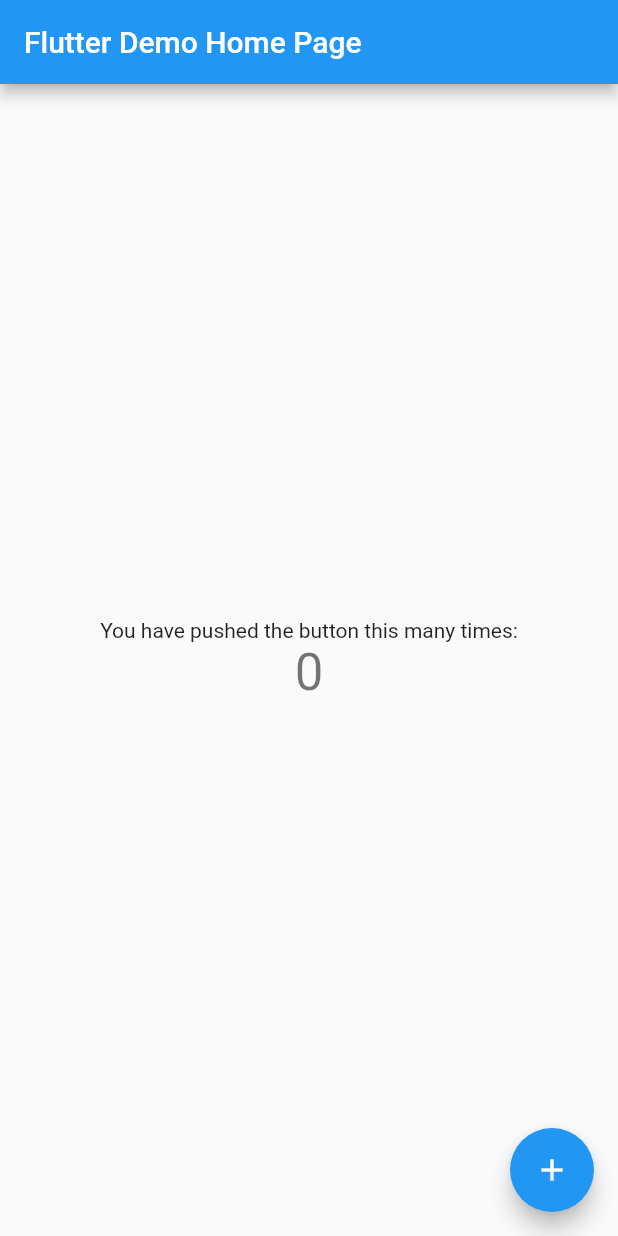
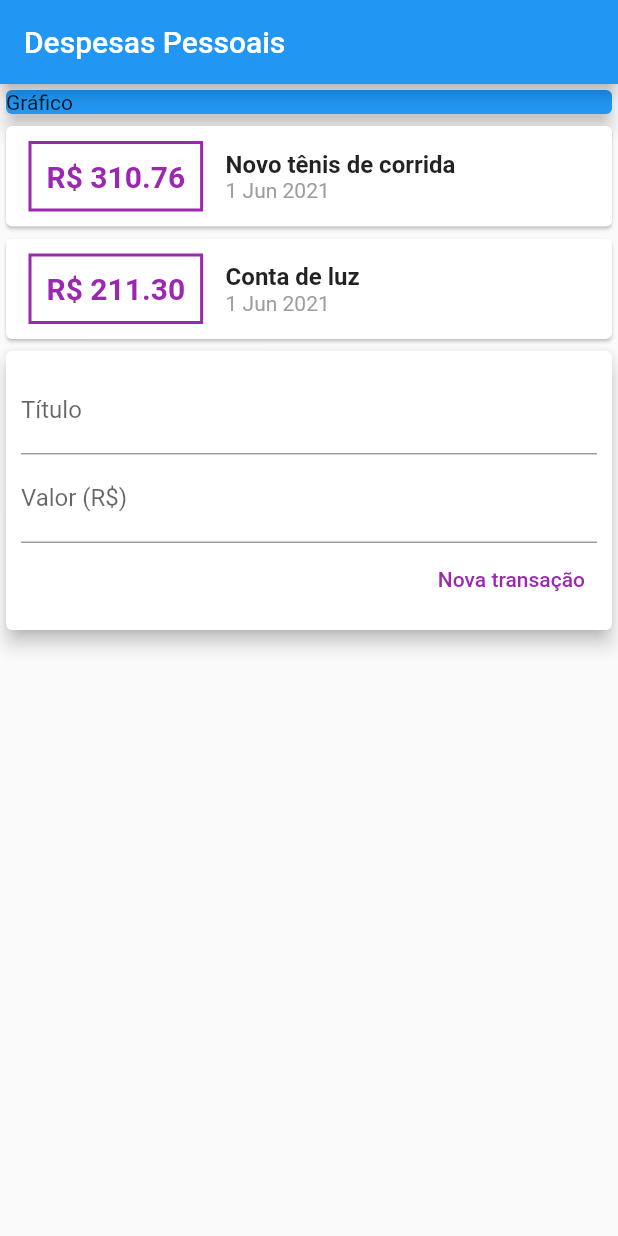
Before and after one commit to allexis096/flutter-expenses-app, a Flutter app: the screen it shows after launch, on a phone screen of 412 x 824 dp. Run offline on Flutter 3.47's test engine with Material 2 defaults, Android fonts, the phone set to English and light mode, and no system bars.

Commit message:
:sparkles: feat: update main.dart to receive some informations

```diff
--- a/lib/main.dart
+++ b/lib/main.dart
@@ -1,113 +1,131 @@
+import 'package:expenses/models/transaction.dart';
 import 'package:flutter/material.dart';
+import 'package:intl/intl.dart';
 
-void main() {
-  runApp(MyApp());
+main() => runApp(ExpensesApp());
+
+class ExpensesApp extends StatelessWidget {
+  @override
+  Widget build(BuildContext context) {
+    return MaterialApp(home: MyHomePage());
+  }
 }
 
-class MyApp extends StatelessWidget {
-  // This widget is the root of your application.
+class MyHomePage extends StatelessWidget {
+  final _transactions = [
+    Transaction(
+      id: 't1',
+      title: 'Novo tênis de corrida',
+      value: 310.76,
+      date: DateTime.now(),
+    ),
+    Transaction(
+      id: 't2',
+      title: 'Conta de luz',
+      value: 211.30,
+      date: DateTime.now(),
+    ),
+  ];
+
   @override
   Widget build(BuildContext context) {
-    return MaterialApp(
-      title: 'Flutter Demo',
-      theme: ThemeData(
-        // This is the theme of your application.
-        //
-        // Try running your application with "flutter run". You'll see the
-        // application has a blue toolbar. Then, without quitting the app, try
-        // changing the primarySwatch below to Colors.green and then invoke
-        // "hot reload" (press "r" in the console where you ran "flutter run",
-        // or simply save your changes to "hot reload" in a Flutter IDE).
-        // Notice that the counter didn't reset back to zero; the application
-        // is not restarted.
-        primarySwatch: Colors.blue,
+    return Scaffold(
+      appBar: AppBar(
+        title: Text('Despesas Pessoais'),
       ),
-      home: MyHomePage(title: 'Flutter Demo Home Page'),
+      body: Column(
+        crossAxisAlignment: CrossAxisAlignment.stretch,
+        children: [
+          Container(
+            child: Card(
+              child: Text('Gráfico'),
+              color: Colors.blue,
+              elevation: 5,
+            ),
+          ),
+          Column(
+            children: _transactions.map((tr) {
+              return Card(
+                child: Row(
+                  children: [
+                    Container(
+                      margin: EdgeInsets.symmetric(
+                        horizontal: 15,
+                        vertical: 10,
+                      ),
+                      decoration: BoxDecoration(
+                        border: Border.all(
+                          color: Colors.purple,
+                          width: 2,
+                        ),
+                      ),
+                      padding: EdgeInsets.all(10),
+                      child: Text(
+                        'R\$ ${tr.value.toStringAsFixed(2)}',
+                        style: TextStyle(
+                          fontWeight: FontWeight.bold,
+                          fontSize: 20,
+                          color: Colors.purple,
+                        ),
+                      ),
+                    ),
+                    Column(
+                      crossAxisAlignment: CrossAxisAlignment.start,
+                      children: [
+                        Text(
+                          tr.title,
+                          style: TextStyle(
+                            fontWeight: FontWeight.bold,
+                            fontSize: 16,
+                          ),
+                        ),
+                        Text(
+                          DateFormat('d MMM y').format(tr.date),
+                          style: TextStyle(
+                            color: Colors.grey,
+                          ),
+                        ),
+                      ],
+                    ),
+                  ],
+                ),
+              );
+            }).toList(),
+          ),
+          Card(
+            elevation: 5,
+            child: Padding(
+              padding: const EdgeInsets.all(10),
+              child: Column(
+                children: [
+                  TextField(
+                    decoration: InputDecoration(
+                      labelText: 'Título',
+                    ),
+                  ),
+                  TextField(
+                    decoration: InputDecoration(
+                      labelText: 'Valor (R\$)',
+                    ),
+                  ),
+                  Row(
+                    mainAxisAlignment: MainAxisAlignment.end,
+                    children: [
+                      TextButton(
+                        onPressed: () {},
+                        child: Text(
+                          'Nova transação',
+                          style: TextStyle(color: Colors.purple),
+                        ),
+                      ),
+                    ],
+                  )
+                ],
+              ),
+            ),
+          ),
+        ],
+      ),
     );
   }
 }
-
-class MyHomePage extends StatefulWidget {
-  MyHomePage({Key? key, required this.title}) : super(key: key);
-
-  // This widget is the home page of your application. It is stateful, meaning
-  // that it has a State object (defined below) that contains fields that affect
-  // how it looks.
-
-  // This class is the configuration for the state. It holds the values (in this
-  // case the title) provided by the parent (in this case the App widget) and
-  // used by the build method of the State. Fields in a Widget subclass are
-  // always marked "final".
-
-  final String title;
-
-  @override
-  _MyHomePageState createState() => _MyHomePageState();
-}
-
-class _MyHomePageState extends State<MyHomePage> {
-  int _counter = 0;
-
-  void _incrementCounter() {
-    setState(() {
-      // This call to setState tells the Flutter framework that something has
-      // changed in this State, which causes it to rerun the build method below
-      // so that the display can reflect the updated values. If we changed
-      // _counter without calling setState(), then the build method would not be
-      // called again, and so nothing would appear to happen.
-      _counter++;
-    });
-  }
-
-  @override
-  Widget build(BuildContext context) {
-    // This method is rerun every time setState is called, for instance as done
-    // by the _incrementCounter method above.
-    //
-    // The Flutter framework has been optimized to make rerunning build methods
-    // fast, so that you can just rebuild anything that needs updating rather
-    // than having to individually change instances of widgets.
-    return Scaffold(
-      appBar: AppBar(
-        // Here we take the value from the MyHomePage object that was created by
-        // the App.build method, and use it to set our appbar title.
-        title: Text(widget.title),
-      ),
-      body: Center(
-        // Center is a layout widget. It takes a single child and positions it
-        // in the middle of the parent.
-        child: Column(
-          // Column is also a layout widget. It takes a list of children and
-          // arranges them vertically. By default, it sizes itself to fit its
-          // children horizontally, and tries to be as tall as its parent.
-          //
-          // Invoke "debug painting" (press "p" in the console, choose the
-          // "Toggle Debug Paint" action from the Flutter Inspector in Android
-          // Studio, or the "Toggle Debug Paint" command in Visual Studio Code)
-          // to see the wireframe for each widget.
-          //
-          // Column has various properties to control how it sizes itself and
-          // how it positions its children. Here we use mainAxisAlignment to
-          // center the children vertically; the main axis here is the vertical
-          // axis because Columns are vertical (the cross axis would be
-          // horizontal).
-          mainAxisAlignment: MainAxisAlignment.center,
-          children: <Widget>[
-            Text(
-              'You have pushed the button this many times:',
-            ),
-            Text(
-              '$_counter',
-              style: Theme.of(context).textTheme.headline4,
-            ),
-          ],
-        ),
-      ),
-      floatingActionButton: FloatingActionButton(
-        onPressed: _incrementCounter,
-        tooltip: 'Increment',
-        child: Icon(Icons.add),
-      ), // This trailing comma makes auto-formatting nicer for build methods.
-    );
-  }
-}
```
